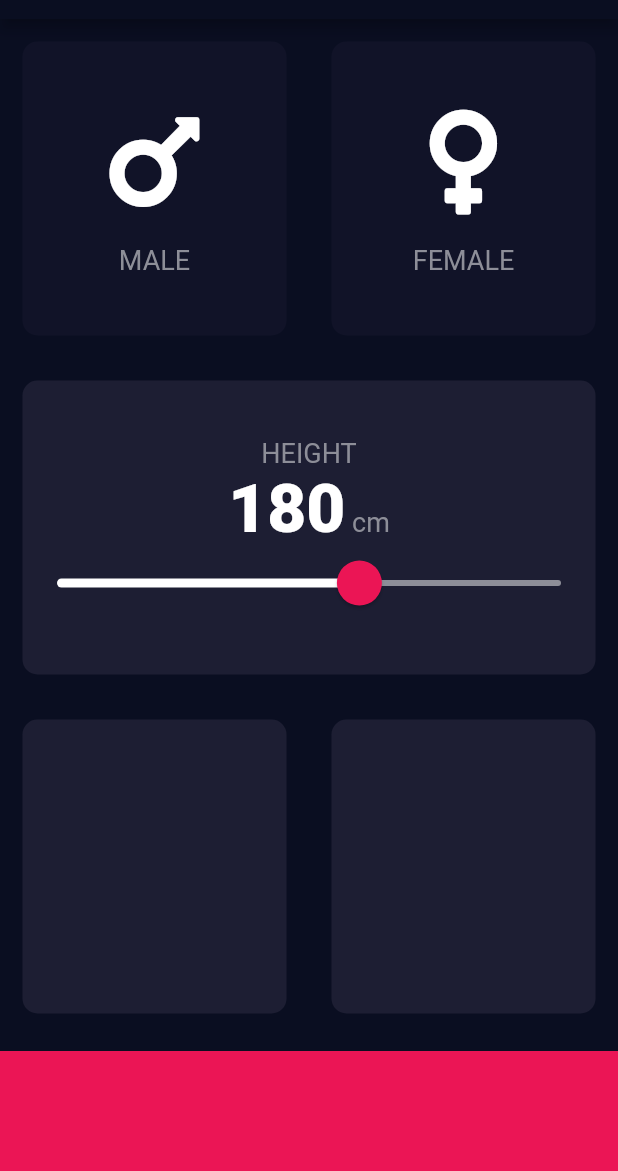
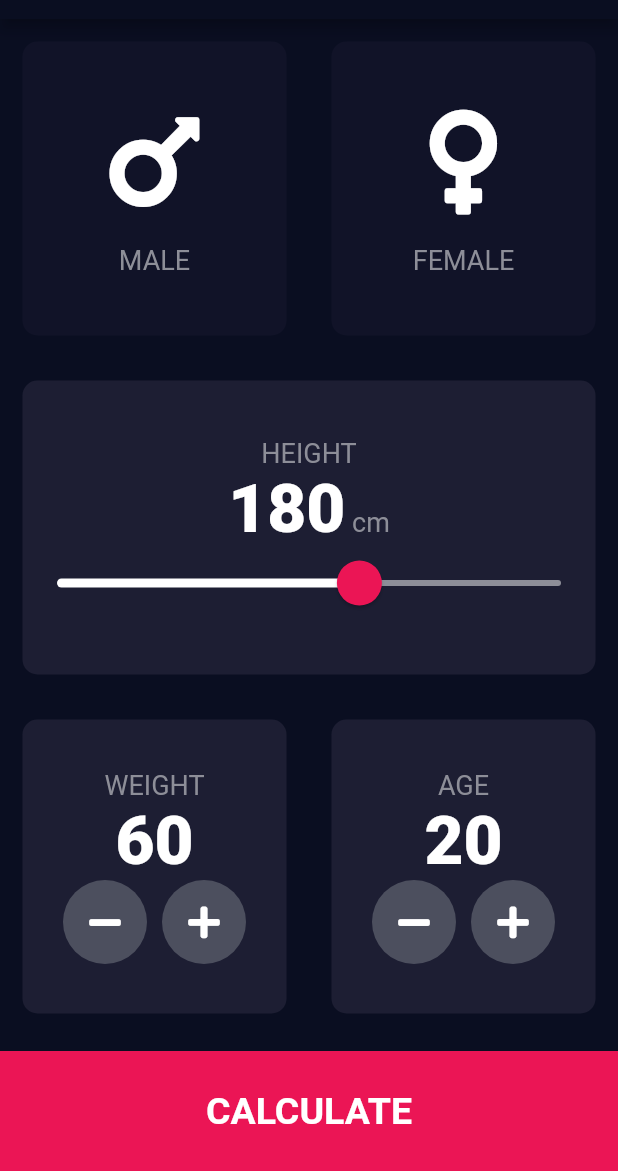
Before and after one commit to Andrew335/BMI_calculator, a Flutter app: the screen it shows after launch, on a phone screen of 412 x 824 dp, the part 65-1236 px from its top. Run offline on Flutter 3.47's test engine with Material 2 defaults, Android fonts, the phone set to English and light mode, and no system bars; our stand-ins replace font_awesome_flutter.

Commit message:
Complete input page and the appearance of the results page.

```diff
--- /dev/null
+++ b/lib/components/bottom_button.dart
@@ -0,0 +1,23 @@
+import 'package:flutter/material.dart';
+import '../constants.dart';
+
+class BottomButton extends StatelessWidget {
+  BottomButton({@required this.onTap, @required this.buttonTitle});
+
+  final Function onTap;
+  final String buttonTitle;
+
+  @override
+  Widget build(BuildContext context) {
+    return GestureDetector(
+      onTap: onTap,
+      child: Container(
+        child: Center(child: Text(buttonTitle, style: kLargeButtonTextStyle)),
+        color: kBottomContainerColor,
+        margin: EdgeInsets.only(top: 10.0),
+        width: double.infinity,
+        height: kBottomContainerHeight,
+      ),
+    );
+  }
+}
--- a/lib/icon_content.dart
+++ b/lib/components/icon_content.dart
@@ -1,5 +1,5 @@
 import 'package:flutter/material.dart';
-import 'constants.dart';
+import 'package:bmi_calculator/constants.dart';
 
 class IconContent extends StatelessWidget {
   IconContent({@required this.cardIcon, @required this.cardText});
--- /dev/null
+++ b/lib/components/round_icon_button.dart
@@ -0,0 +1,26 @@
+import 'package:flutter/material.dart';
+
+class RoundIconButton extends StatelessWidget {
+  RoundIconButton({
+    @required this.icon,
+    @required this.onPressed,
+  });
+
+  final IconData icon;
+  final Function onPressed;
+
+  @override
+  Widget build(BuildContext context) {
+    return RawMaterialButton(
+      elevation: 0.0,
+      child: Icon(icon),
+      onPressed: onPressed,
+      constraints: BoxConstraints.tightFor(
+        width: 56.0,
+        height: 56.0,
+      ),
+      shape: CircleBorder(),
+      fillColor: Color(0xFF4C4F5E),
+    );
+  }
+}
--- a/lib/main.dart
+++ b/lib/main.dart
@@ -1,5 +1,5 @@
 import 'package:flutter/material.dart';
-import 'input_page.dart';
+import 'screens/input_page.dart';
 
 void main() => runApp(BMICalculator());
 
--- a/lib/input_page.dart
+++ b/lib/screens/input_page.dart
@@ -1,8 +1,11 @@
 import 'package:flutter/material.dart';
 import 'package:font_awesome_flutter/font_awesome_flutter.dart';
-import 'icon_content.dart';
-import 'reusable_card.dart';
-import 'constants.dart';
+import '../components/icon_content.dart';
+import '../components/reusable_card.dart';
+import '../constants.dart';
+import 'results_page.dart';
+import '../components/bottom_button.dart';
+import '../components/round_icon_button.dart';
 
 enum Gender { male, female }
 
@@ -14,6 +17,8 @@ class InputPage extends StatefulWidget {
 class _InputPageState extends State<InputPage> {
   Gender selectedGender;
   int height = 180;
+  int weight = 60;
+  int age = 20;
 
   @override
   Widget build(BuildContext context) {
@@ -111,21 +116,82 @@ class _InputPageState extends State<InputPage> {
               child: Row(
                 children: <Widget>[
                   Expanded(
-                    child: ReusableCard(color: kActiveCardColor),
+                    child: ReusableCard(
+                      color: kActiveCardColor,
+                      cardChild: Column(
+                        mainAxisAlignment: MainAxisAlignment.center,
+                        children: <Widget>[
+                          Text('WEIGHT', style: kLabelTextStyle),
+                          Text(weight.toString(), style: kSelectionTextStyle),
+                          Row(
+                            mainAxisAlignment: MainAxisAlignment.center,
+                            children: <Widget>[
+                              RoundIconButton(
+                                  icon: FontAwesomeIcons.minus,
+                                  onPressed: () {
+                                    setState(() {
+                                      weight--;
+                                    });
+                                  }),
+                              SizedBox(
+                                width: 10.0,
+                              ),
+                              RoundIconButton(
+                                  icon: FontAwesomeIcons.plus,
+                                  onPressed: () {
+                                    setState(() {
+                                      weight++;
+                                    });
+                                  }),
+                            ],
+                          ),
+                        ],
+                      ),
+                    ),
                   ),
                   Expanded(
                     child: ReusableCard(
                       color: kActiveCardColor,
+                      cardChild: Column(
+                        mainAxisAlignment: MainAxisAlignment.center,
+                        children: <Widget>[
+                          Text('AGE', style: kLabelTextStyle),
+                          Text(age.toString(), style: kSelectionTextStyle),
+                          Row(
+                            mainAxisAlignment: MainAxisAlignment.center,
+                            children: <Widget>[
+                              RoundIconButton(
+                                  icon: FontAwesomeIcons.minus,
+                                  onPressed: () {
+                                    setState(() {
+                                      age--;
+                                    });
+                                  }),
+                              SizedBox(
+                                width: 10.0,
+                              ),
+                              RoundIconButton(
+                                  icon: FontAwesomeIcons.plus,
+                                  onPressed: () {
+                                    setState(() {
+                                      age++;
+                                    });
+                                  }),
+                            ],
+                          ),
+                        ],
+                      ),
                     ),
                   ),
                 ],
               ),
             ),
-            Container(
-              color: kBottomContainerColor,
-              margin: EdgeInsets.only(top: 10.0),
-              width: double.infinity,
-              height: kBottomContainerHeight,
+            BottomButton(
+              buttonTitle: 'CALCULATE',
+              onTap: () {
+                Navigator.push(context,
+                    MaterialPageRoute(builder: (context) => ResultsPage()));
+              },
             )
           ],
         ),
```
Also changed, not shown: lib/constants.dart (+26 -0 lines), lib/screens/results_page.dart (added, +49 -0 lines), lib/components/reusable_card.dart (renamed from lib/reusable_card.dart).
